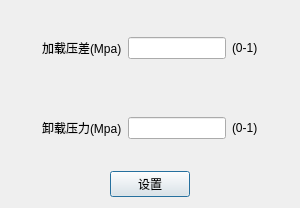
Old version of the form compressorsetdialog.ui in the repository happyzxx1988/CHControlSystem.
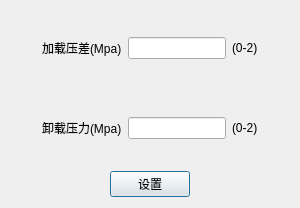
New version of the form.

The edit to the form file:
```diff
--- a/compressorsetdialog.ui
+++ b/compressorsetdialog.ui
@@ -54,7 +54,7 @@
      <item>
       <widget class="QLabel" name="label_3">
        <property name="text">
-        <string>(0-1)</string>
+        <string>(0-2)</string>
        </property>
       </widget>
      </item>
@@ -101,7 +101,7 @@
      <item>
       <widget class="QLabel" name="label_4">
        <property name="text">
-        <string>(0-1)</string>
+        <string>(0-2)</string>
        </property>
       </widget>
      </item>
```
